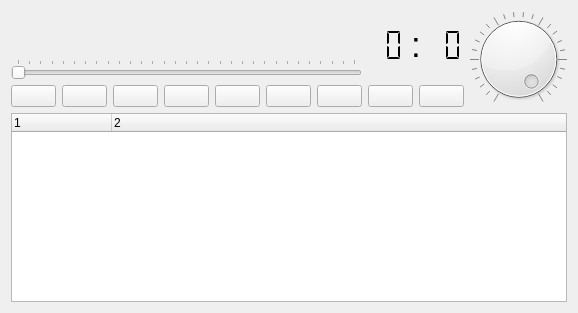
First picture: the form in ui/cueplayer.ui, repository ipse666/cueplayer, before the edit.
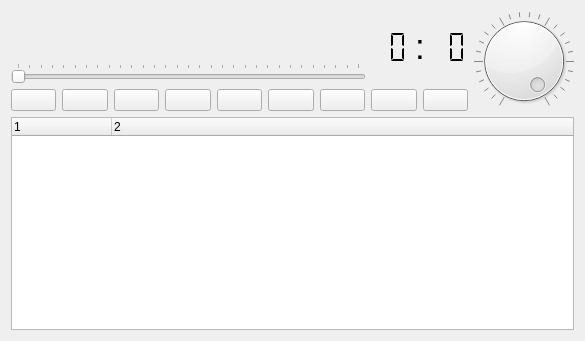
Second picture: the form after the edit. Icons and pictures are not drawn.

What changed in the file:
```diff
--- a/ui/cueplayer.ui
+++ b/ui/cueplayer.ui
@@ -6,8 +6,8 @@
    <rect>
     <x>0</x>
     <y>0</y>
-    <width>578</width>
-    <height>313</height>
+    <width>585</width>
+    <height>341</height>
    </rect>
   </property>
   <property name="sizePolicy">
@@ -37,6 +37,8 @@
   </property>
   <layout class="QGridLayout" name="gridLayout">
    <item row="0" column="0">
+    <layout class="QVBoxLayout" name="verticalLayout_3">
+     <item>
     <layout class="QHBoxLayout" name="horizontalLayout_3">
      <item>
       <layout class="QVBoxLayout" name="verticalLayout_2">
@@ -460,6 +462,8 @@
      </item>
     </layout>
    </item>
+    </layout>
+   </item>
    <item row="1" column="0">
     <widget class="QTreeWidget" name="treeWidget">
      <property name="focusPolicy">
```
Left out of the diff: 4 changed lines with no effect on the pictures. Lines whose indentation alone changed are shown as unchanged.
